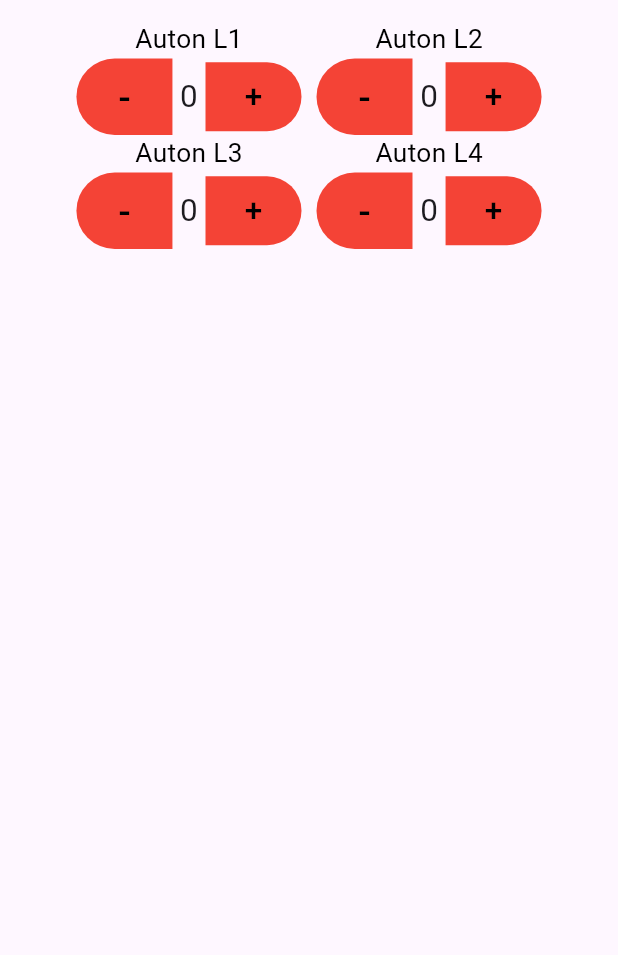
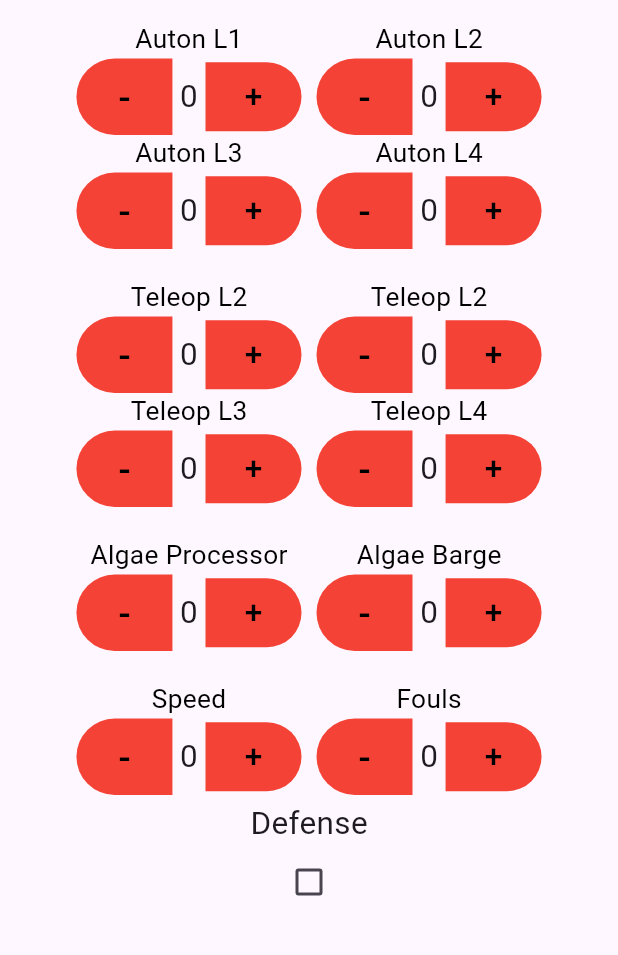
Before and after one commit to gwhs/BeakleVision, a Flutter app: the screen it shows after launch, on a phone screen of 412 x 824 dp, the part 63-1018 px from its top. Run offline on Flutter 3.47's test engine with Material 3 defaults, Android fonts, the light colour scheme and no system bars.

Commit message:
better ui?

```diff
--- a/frontend/lib/mainpage.dart
+++ b/frontend/lib/mainpage.dart
@@ -31,10 +31,48 @@ class Mainpage extends StatelessWidget {
 			mainAxisAlignment: MainAxisAlignment.center,
 			children: [
 			Fullcounterwidget(title: "Auton L3"),
+
 			Padding(padding: EdgeInsets.only(right: 10)),
 			Fullcounterwidget(title: "Auton L4",)
 			],
-			)
+			),
+			Padding(padding: EdgeInsets.all(10)),
+			Row(
+			mainAxisAlignment: MainAxisAlignment.center,
+			children: [
+			Fullcounterwidget(title: "Teleop L2"),
+			Padding(padding: EdgeInsets.only(right: 10)),
+			Fullcounterwidget(title: "Teleop L2")
+			],
+			),
+			Row(
+			mainAxisAlignment: MainAxisAlignment.center,
+			children: [
+			Fullcounterwidget(title: "Teleop L3"),
+			Padding(padding: EdgeInsets.only(right: 10)),
+			Fullcounterwidget(title: "Teleop L4",)
+			],
+			),
+			Padding(padding: EdgeInsets.all(10)),
+			Row(
+			mainAxisAlignment: MainAxisAlignment.center,
+			children: [
+			Fullcounterwidget(title: "Algae Processor"),
+			Padding(padding: EdgeInsets.only(right: 10)),
+			Fullcounterwidget(title: "Algae Barge")
+			],
+			),
+			Padding(padding: EdgeInsetsGeometry.all(10)),
+			Row(
+			mainAxisAlignment: MainAxisAlignment.center,
+			children: [
+			Fullcounterwidget(title: "Speed"),
+			Padding(padding: EdgeInsets.only(right: 10)),
+			Fullcounterwidget(title: "Fouls")
+			],
+			),
+			Padding(padding: EdgeInsetsGeometry.all(2)),			Center(child: Text("Defense", textScaler: TextScaler.linear(1.5),),),
+			Center(child: Checkbox(value: false, onChanged: (bool? val){}),)
 			],
 		)
 		),
```
